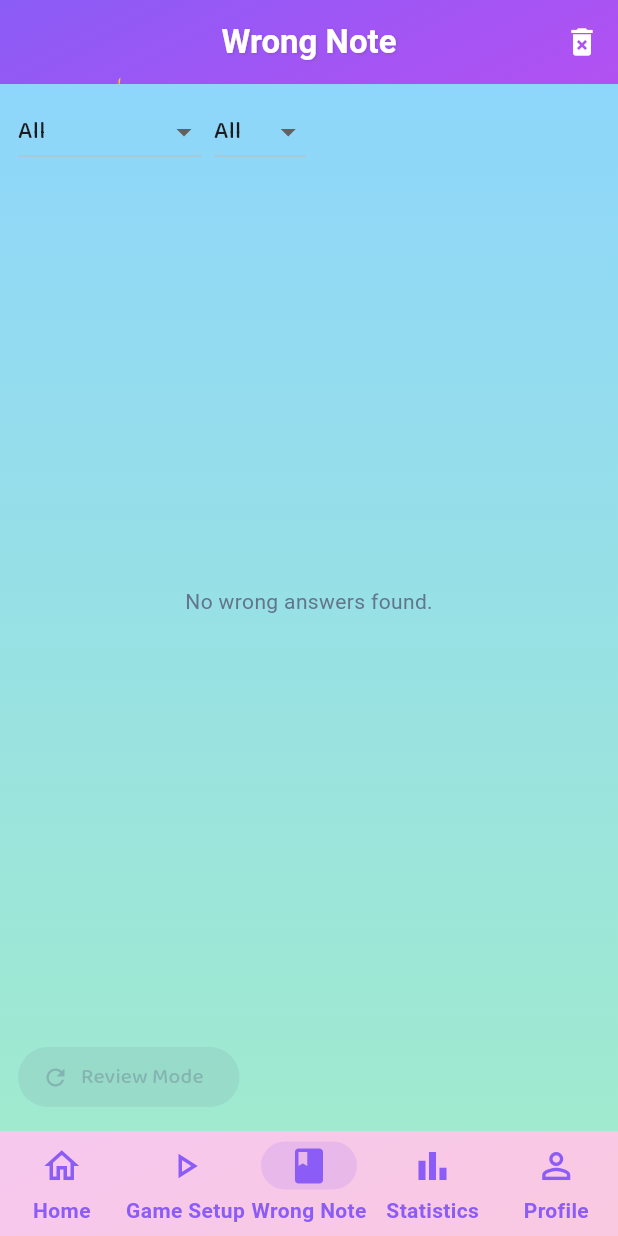
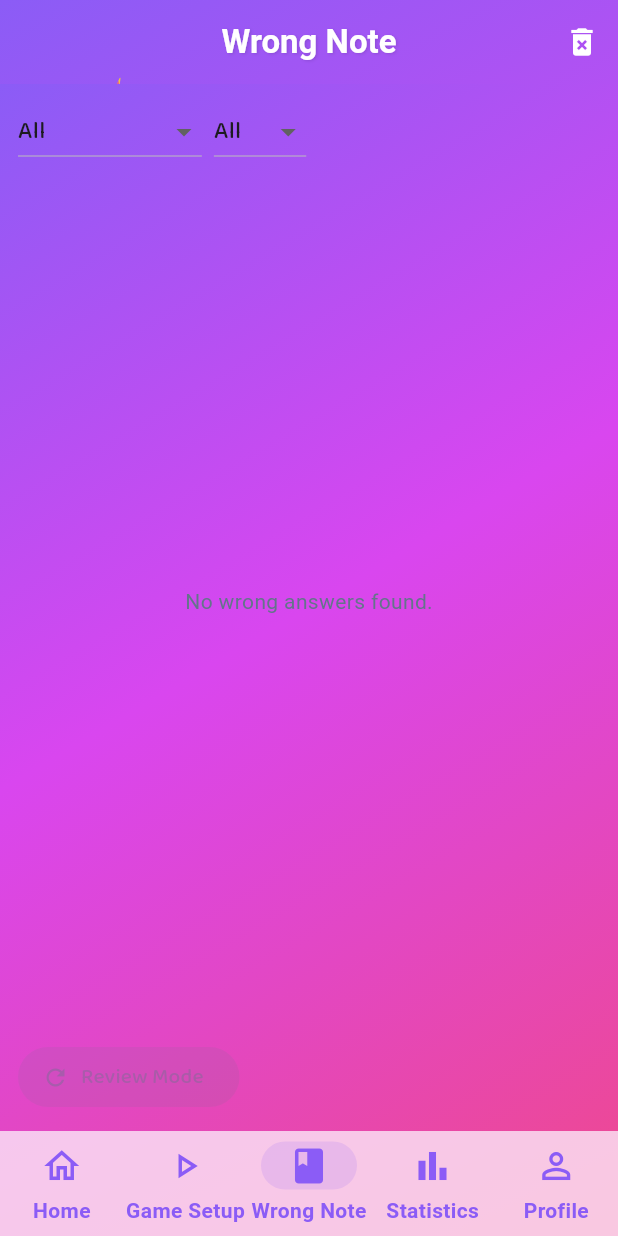
Before and after one commit to kimho314/Mathicorn, a Flutter app: the screen it shows once a user with an empty profile is signed in, item 3 of the bottom bar chosen, on a phone screen of 412 x 824 dp. Run offline on Flutter 3.47's test engine with Material 3 defaults, Android fonts, the phone set to English and light mode, and no system bars; our stand-ins replace audioplayers, fl_chart, flutter_dotenv, google_fonts, lottie, shared_preferences and 1 more; accounts and stored records are empty; Roboto replaces fonts that are missing (NotoSansKR).

Commit message:
[feat]: redesign body of wrong note screen

```diff
--- a/lib/screens/wrong_note_screen.dart
+++ b/lib/screens/wrong_note_screen.dart
@@ -59,16 +59,7 @@ class _WrongNoteScreenState extends State<WrongNoteScreen> {
       body: Material(
         color: Colors.transparent,
         child: Container(
-          decoration: const BoxDecoration(
-            gradient: LinearGradient(
-              begin: Alignment.topCenter,
-              end: Alignment.bottomCenter,
-              colors: [
-                Color(0xFF8ED6FB), // sky blue
-                Color(0xFFA0EACF), // light green
-              ],
-            ),
-          ),
+          decoration: UnicornDecorations.appBackground,
           child: Consumer<WrongNoteProvider>(
             builder: (context, provider, child) {
               List<WrongAnswer> filtered = provider.filter(
```
